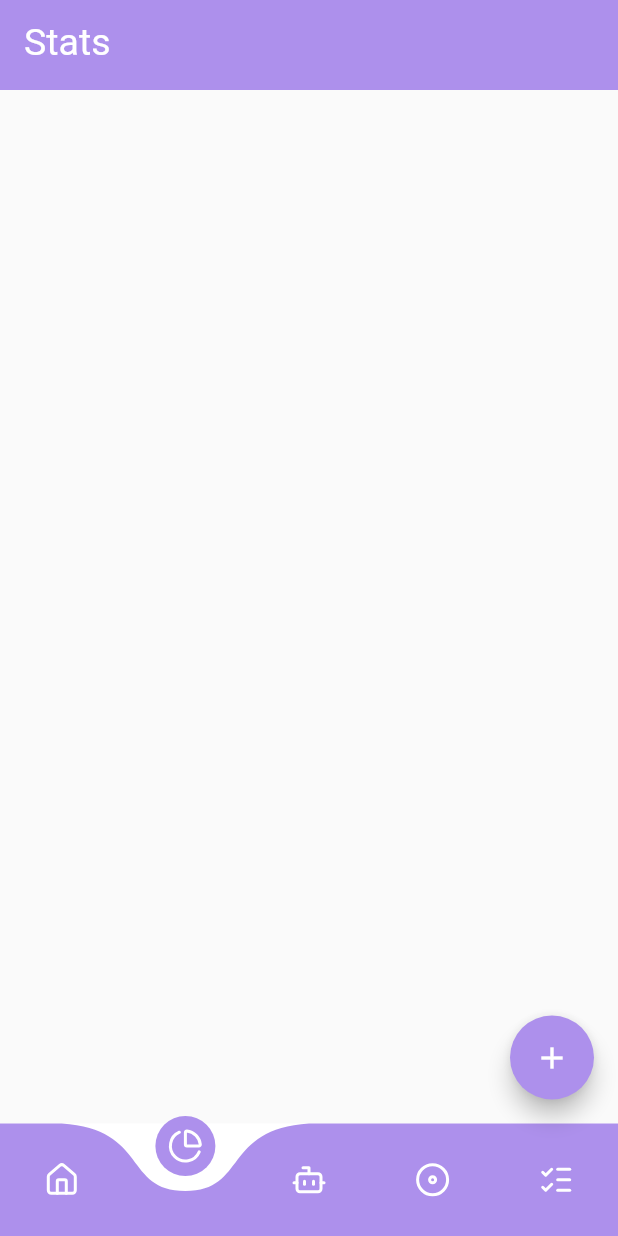
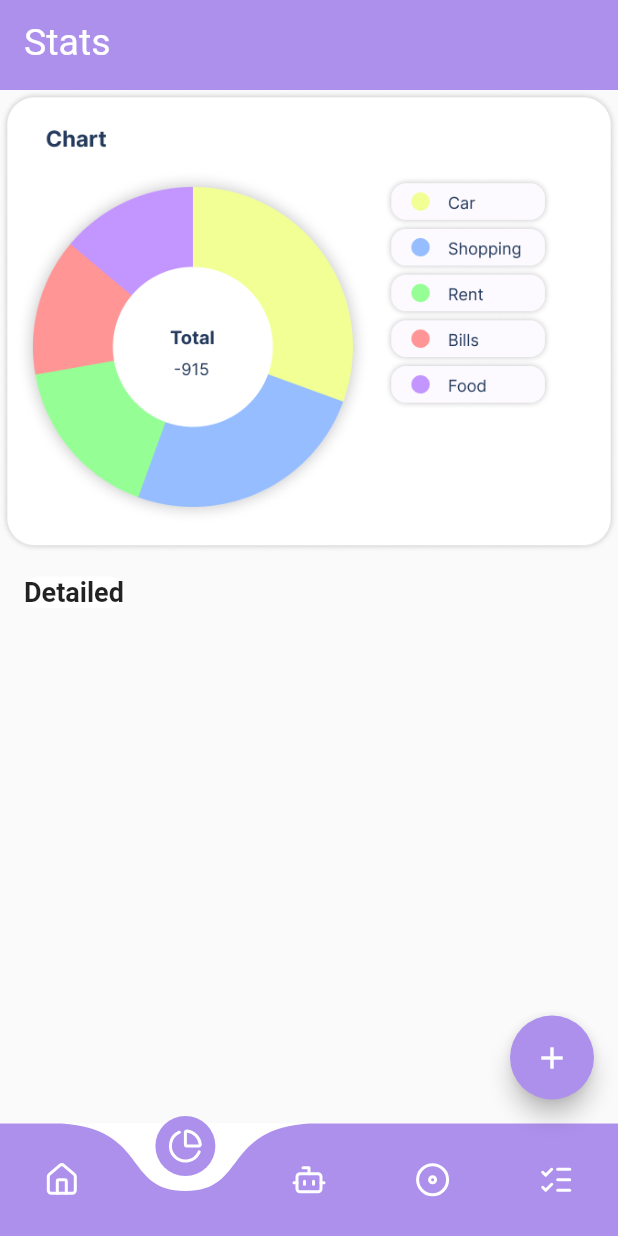
Before and after one commit to abdelhak2406/Iwt-42, a Flutter app: the screen it shows after launch, item 2 of the bottom bar chosen, on a phone screen of 412 x 824 dp. Run offline on Flutter 3.47's test engine with Material 2 defaults, Android fonts, the phone set to English and light mode, and no system bars; drawn by our look-alikes of curved_navigation_bar; our stand-ins replace lucide_icons.

Commit message:
added chart image

```diff
--- a/lib/screens/home/stats.dart
+++ b/lib/screens/home/stats.dart
@@ -10,8 +10,32 @@ class Stats extends StatefulWidget {
 class _StatsState extends State<Stats> {
   @override
   Widget build(BuildContext context) {
-    return Container(
-
+    return Column(
+      crossAxisAlignment: CrossAxisAlignment.start,
+      children: [
+        Container  (
+          child: Image.asset('assets/images/chart.png'),
+        ),
+        Container(
+          margin: const EdgeInsets.fromLTRB(16.0, 16.0, 16.0, 0),
+          decoration: BoxDecoration(
+            color: Colors.white,
+            borderRadius: BorderRadius.all(Radius.circular(10.0))
+          ),
+          child: Column(
+            crossAxisAlignment: CrossAxisAlignment.start,
+            children: [
+              Text(
+                'Detailed',
+                style: TextStyle(
+                  fontWeight: FontWeight.bold,
+                  fontSize: 18,
+                ),
+              ),
+            ],
+          ),
+        )
+      ],
     );
   }
 }
--- a/pubspec.yaml
+++ b/pubspec.yaml
@@ -59,9 +59,8 @@ flutter:
   uses-material-design: true
 
   # To add assets to your application, add an assets section, like this:
-  # assets:
-  #   - images/a_dot_burr.jpeg
-  #   - images/a_dot_ham.jpeg
+  assets:
+    - assets/images/
 
   # An image asset can refer to one or more resolution-specific "variants", see
   # https://flutter.dev/assets-and-images/#resolution-aware.
```
Also changed, not shown: assets/images/chart.png (added).
